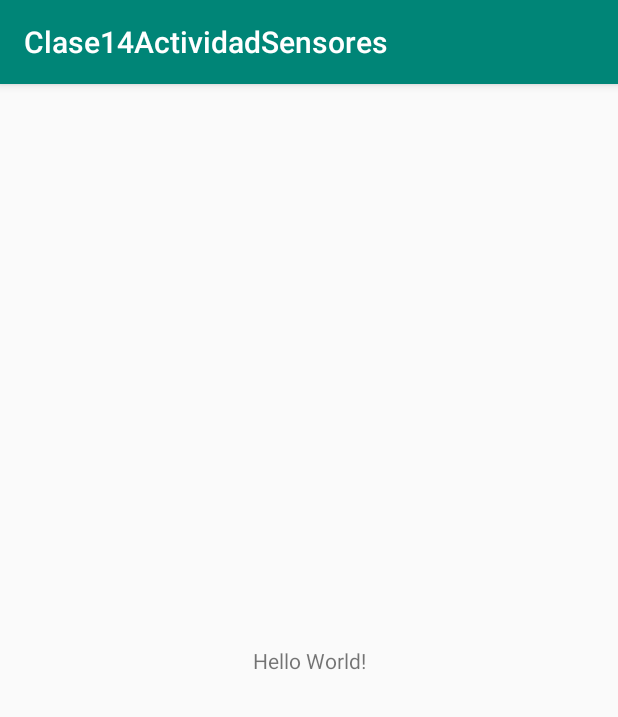
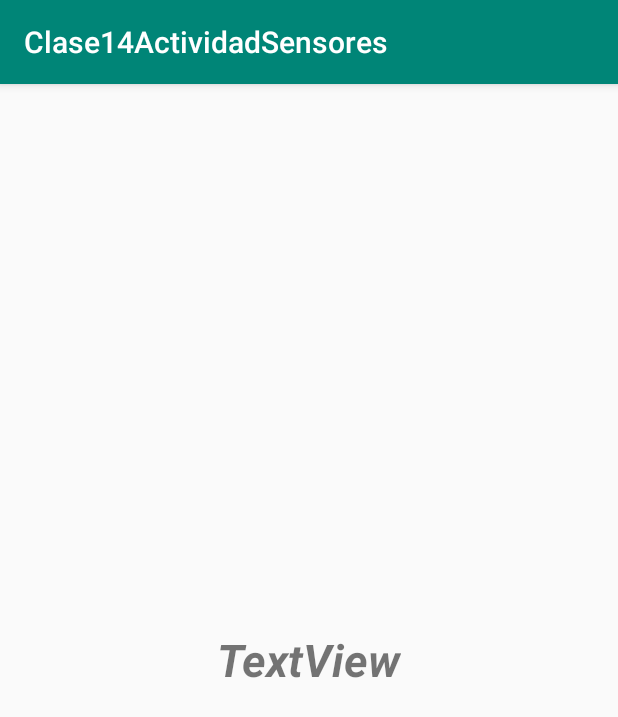
Before and after one commit to fotocopiacat/Clase14ActividadSensores, an Android app: the screen it shows after launch (MainActivity), on a phone screen of 412 x 824 dp. Shown: the top 717 px of the screen. Run offline under Robolectric (Android 15) with nearby library versions, the phone set to English and light mode, and no system bars.

```diff
--- a/app/src/main/java/com/example/android/clase14actividadsensores/MainActivity.kt
+++ b/app/src/main/java/com/example/android/clase14actividadsensores/MainActivity.kt
@@ -1,12 +1,67 @@
 package com.example.android.clase14actividadsensores
 
+import android.content.Context
+import android.hardware.Sensor
+import android.hardware.Sensor.TYPE_PROXIMITY
+import android.hardware.SensorEvent
+import android.hardware.SensorEventListener
+import android.hardware.SensorManager
 import android.support.v7.app.AppCompatActivity
 import android.os.Bundle
+import android.support.v4.content.ContextCompat.getSystemService
+import android.view.View
+import android.widget.TextView
+import android.widget.Toast
+import com.example.android.clase14actividadsensores.R.layout.activity_main
+import kotlinx.android.synthetic.main.activity_main.*
+import org.w3c.dom.Text
 
-class MainActivity : AppCompatActivity() {
+class MainActivity : AppCompatActivity(), SensorEventListener {
+
+
+
+
+    override fun onAccuracyChanged(sensor: Sensor?, accuracy: Int) {
+    }
+
+    override fun onSensorChanged(event: SensorEvent?) {
+
+
+        if (event?.sensor?.type == Sensor.TYPE_ACCELEROMETER)
+        {
+            var axisX: Float = event.values[0]
+            var axisY: Float = event.values[1]
+            var axisZ: Float = event.values[2]
+            if (event.values[0] == axisX){
+            lblPosition.text = "arriba"
+            }
+            }
+    }
+
+    override fun onResume() {
+        super.onResume()
+    }
+
+    override fun onPause() {
+        super.onPause()
+    }
 
     override fun onCreate(savedInstanceState: Bundle?) {
+        var txtView : TextView? = findViewById<TextView>(R.id.lblPosition)
+        val sensorManager: SensorManager? = getSystemService(Context.SENSOR_SERVICE) as SensorManager
+        //var sensorManager : SensorManager? = null
+        var sensorPosition: Sensor? = null
+        //var lblPosicion = getText(ById(R.id.lblPosition)
+
         super.onCreate(savedInstanceState)
         setContentView(R.layout.activity_main)
+
+
+        if (sensorManager!!.getSensorList(Sensor.TYPE_LIGHT) != null) {
+            sensorPosition = sensorManager!!.getDefaultSensor(Sensor.TYPE_ACCELEROMETER)
+
+        } else
+            Toast.makeText(this, "Acelerometro no disponible", Toast.LENGTH_SHORT).show()
+
     }
 }
--- a/app/src/main/res/layout/activity_main.xml
+++ b/app/src/main/res/layout/activity_main.xml
@@ -1,19 +1,15 @@
 <?xml version="1.0" encoding="utf-8"?>
-<android.support.constraint.ConstraintLayout
+<LinearLayout
         xmlns:android="http://schemas.android.com/apk/res/android"
         xmlns:tools="http://schemas.android.com/tools"
         xmlns:app="http://schemas.android.com/apk/res-auto"
         android:layout_width="match_parent"
         android:layout_height="match_parent"
-        tools:context=".MainActivity">
+        tools:context=".MainActivity" android:orientation="vertical" android:gravity="center">
 
     <TextView
+            android:text="TextView"
             android:layout_width="wrap_content"
-            android:layout_height="wrap_content"
-            android:text="Hello World!"
-            app:layout_constraintBottom_toBottomOf="parent"
-            app:layout_constraintLeft_toLeftOf="parent"
-            app:layout_constraintRight_toRightOf="parent"
-            app:layout_constraintTop_toTopOf="parent"/>
-
-</android.support.constraint.ConstraintLayout>
+            android:layout_height="wrap_content" android:id="@+id/lblPosition" android:textSize="30sp"
+            android:textStyle="bold|italic"/>
+</LinearLayout>
```
